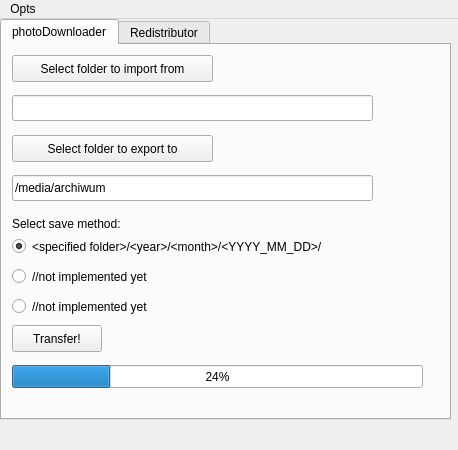
First picture: the form in pdmainwindow.ui, repository sierdzio/spdr, before the edit.
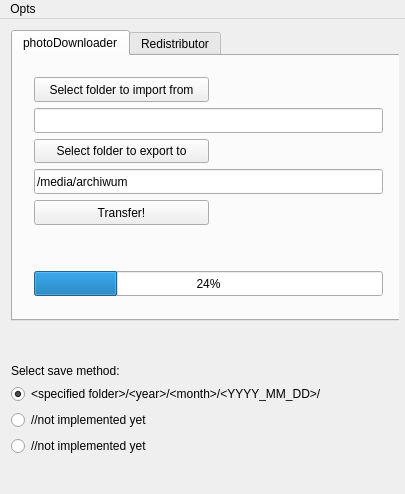
Second picture: the form after the edit. The open tabs and pages were chosen to show the change. Icons and pictures are not drawn.

Patch:
```diff
--- a/pdmainwindow.ui
+++ b/pdmainwindow.ui
@@ -6,16 +6,22 @@
    <rect>
     <x>0</x>
     <y>0</y>
-    <width>458</width>
-    <height>450</height>
+    <width>405</width>
+    <height>494</height>
    </rect>
   </property>
   <property name="sizePolicy">
-   <sizepolicy hsizetype="Fixed" vsizetype="Fixed">
+   <sizepolicy hsizetype="Expanding" vsizetype="Expanding">
     <horstretch>0</horstretch>
     <verstretch>0</verstretch>
    </sizepolicy>
   </property>
+  <property name="minimumSize">
+   <size>
+    <width>405</width>
+    <height>494</height>
+   </size>
+  </property>
   <property name="windowTitle">
    <string/>
   </property>
@@ -23,243 +29,433 @@
    <iconset>
     <normaloff>icons/folder-download.png</normaloff>icons/folder-download.png</iconset>
   </property>
+  <property name="tabShape">
+   <enum>QTabWidget::Rounded</enum>
+  </property>
   <widget class="QWidget" name="centralWidget">
-   <widget class="QTabWidget" name="tabWidget">
+   <widget class="QWidget" name="">
     <property name="geometry">
      <rect>
       <x>0</x>
       <y>0</y>
-      <width>451</width>
-      <height>401</height>
+      <width>399</width>
+      <height>448</height>
      </rect>
     </property>
-    <property name="currentIndex">
-     <number>1</number>
-    </property>
-    <widget class="QWidget" name="tabDownloader">
-     <attribute name="title">
-      <string>photoDownloader</string>
-     </attribute>
-     <widget class="QPushButton" name="pushButtonTransfer">
-      <property name="geometry">
-       <rect>
-        <x>10</x>
-        <y>280</y>
-        <width>90</width>
-        <height>27</height>
-       </rect>
-      </property>
-      <property name="text">
-       <string>Transfer!</string>
-      </property>
-     </widget>
-     <widget class="QLineEdit" name="lineEditExport">
-      <property name="geometry">
-       <rect>
-        <x>10</x>
-        <y>130</y>
-        <width>361</width>
-        <height>26</height>
-       </rect>
-      </property>
-      <property name="text">
-       <string>/media/archiwum</string>
-      </property>
-     </widget>
-     <widget class="QRadioButton" name="radioButton">
-      <property name="geometry">
-       <rect>
-        <x>10</x>
-        <y>190</y>
-        <width>401</width>
-        <height>23</height>
-       </rect>
-      </property>
-      <property name="text">
-       <string>&lt;specified folder&gt;/&lt;year&gt;/&lt;month&gt;/&lt;YYYY_MM_DD&gt;/</string>
-      </property>
-      <property name="checked">
-       <bool>true</bool>
-      </property>
-     </widget>
-     <widget class="QRadioButton" name="radioButton_3">
-      <property name="geometry">
-       <rect>
-        <x>10</x>
-        <y>250</y>
-        <width>431</width>
-        <height>23</height>
-       </rect>
-      </property>
-      <property name="text">
-       <string>//not implemented yet</string>
-      </property>
-     </widget>
-     <widget class="QPushButton" name="pushButtonImport">
-      <property name="geometry">
-       <rect>
-        <x>10</x>
-        <y>10</y>
-        <width>201</width>
-        <height>27</height>
-       </rect>
-      </property>
-      <property name="text">
-       <string>Select folder to import from</string>
-      </property>
-     </widget>
-     <widget class="QRadioButton" name="radioButton_2">
-      <property name="geometry">
-       <rect>
-        <x>10</x>
-        <y>220</y>
-        <width>421</width>
-        <height>23</height>
-       </rect>
-      </property>
-      <property name="text">
-       <string>//not implemented yet</string>
-      </property>
-     </widget>
-     <widget class="QProgressBar" name="progressBar">
-      <property name="geometry">
-       <rect>
-        <x>10</x>
-        <y>320</y>
-        <width>411</width>
-        <height>23</height>
-       </rect>
-      </property>
-      <property name="value">
-       <number>24</number>
-      </property>
-      <property name="invertedAppearance">
-       <bool>false</bool>
-      </property>
-     </widget>
-     <widget class="QLabel" name="labelFormatChoose">
-      <property name="geometry">
-       <rect>
-        <x>10</x>
-        <y>170</y>
-        <width>161</width>
-        <height>18</height>
-       </rect>
-      </property>
-      <property name="text">
-       <string>Select save method:</string>
-      </property>
-     </widget>
-     <widget class="QLineEdit" name="lineEditImport">
-      <property name="geometry">
-       <rect>
-        <x>10</x>
-        <y>50</y>
-        <width>361</width>
-        <height>26</height>
-       </rect>
-      </property>
-     </widget>
-     <widget class="QPushButton" name="pushButtonExport">
-      <property name="geometry">
-       <rect>
-        <x>10</x>
-        <y>90</y>
-        <width>201</width>
-        <height>27</height>
-       </rect>
-      </property>
-      <property name="text">
-       <string>Select folder to export to</string>
-      </property>
-     </widget>
-    </widget>
-    <widget class="QWidget" name="tabRedistributor">
-     <attribute name="title">
-      <string>Redistributor</string>
-     </attribute>
-     <widget class="QPushButton" name="pushButtonFrom">
-      <property name="geometry">
-       <rect>
-        <x>10</x>
-        <y>10</y>
-        <width>221</width>
-        <height>27</height>
-       </rect>
-      </property>
-      <property name="text">
-       <string>Select folder containing photos</string>
-      </property>
-     </widget>
-     <widget class="QPushButton" name="pushButtonTo">
-      <property name="geometry">
-       <rect>
-        <x>10</x>
-        <y>90</y>
-        <width>201</width>
-        <height>27</height>
-       </rect>
-      </property>
-      <property name="text">
-       <string>Select the destination folder</string>
-      </property>
-     </widget>
-     <widget class="QLineEdit" name="lineEditTo">
-      <property name="geometry">
-       <rect>
-        <x>10</x>
-        <y>130</y>
-        <width>361</width>
-        <height>26</height>
-       </rect>
-      </property>
-      <property name="text">
-       <string>/media/STUFF/Zdjęcia prywatne</string>
-      </property>
-     </widget>
-     <widget class="QLineEdit" name="lineEditFrom">
-      <property name="geometry">
-       <rect>
-        <x>10</x>
-        <y>50</y>
-        <width>361</width>
-        <height>26</height>
-       </rect>
-      </property>
-      <property name="text">
-       <string>/media/archiwum</string>
-      </property>
-     </widget>
-     <widget class="QPushButton" name="pushButtonTransferBack">
-      <property name="geometry">
-       <rect>
-        <x>10</x>
-        <y>170</y>
-        <width>90</width>
-        <height>27</height>
-       </rect>
-      </property>
-      <property name="text">
-       <string>Transfer!</string>
-      </property>
-     </widget>
-     <widget class="QProgressBar" name="progressBarRedistributor">
-      <property name="geometry">
-       <rect>
-        <x>10</x>
-        <y>220</y>
-        <width>411</width>
-        <height>23</height>
-       </rect>
-      </property>
-      <property name="value">
-       <number>24</number>
-      </property>
-      <property name="invertedAppearance">
-       <bool>false</bool>
-      </property>
-     </widget>
-    </widget>
+    <layout class="QVBoxLayout" name="mainLayout">
+     <item>
+      <widget class="QTabWidget" name="tabWidget">
+       <property name="sizePolicy">
+        <sizepolicy hsizetype="Expanding" vsizetype="Expanding">
+         <horstretch>0</horstretch>
+         <verstretch>0</verstretch>
+        </sizepolicy>
+       </property>
+       <property name="minimumSize">
+        <size>
+         <width>391</width>
+         <height>291</height>
+        </size>
+       </property>
+       <property name="currentIndex">
+        <number>1</number>
+       </property>
+       <widget class="QWidget" name="tabDownloader">
+        <attribute name="title">
+         <string>photoDownloader</string>
+        </attribute>
+        <widget class="QWidget" name="">
+         <property name="geometry">
+          <rect>
+           <x>10</x>
+           <y>10</y>
+           <width>371</width>
+           <height>241</height>
+          </rect>
+         </property>
+         <layout class="QVBoxLayout" name="downloaderLayout">
+          <item>
+           <layout class="QHBoxLayout" name="horizontalLayout">
+            <item>
+             <widget class="QPushButton" name="pushButtonImport">
+              <property name="sizePolicy">
+               <sizepolicy hsizetype="Expanding" vsizetype="Expanding">
+                <horstretch>0</horstretch>
+                <verstretch>0</verstretch>
+               </sizepolicy>
+              </property>
+              <property name="text">
+               <string>Select folder to import from</string>
+              </property>
+             </widget>
+            </item>
+            <item>
+             <spacer name="horizontalSpacer">
+              <property name="orientation">
+               <enum>Qt::Horizontal</enum>
+              </property>
+              <property name="sizeHint" stdset="0">
+               <size>
+                <width>40</width>
+                <height>20</height>
+               </size>
+              </property>
+             </spacer>
+            </item>
+           </layout>
+          </item>
+          <item>
+           <widget class="QLineEdit" name="lineEditImport">
+            <property name="sizePolicy">
+             <sizepolicy hsizetype="Expanding" vsizetype="Expanding">
+              <horstretch>0</horstretch>
+              <verstretch>0</verstretch>
+             </sizepolicy>
+            </property>
+           </widget>
+          </item>
+          <item>
+           <layout class="QHBoxLayout" name="horizontalLayout_2">
+            <item>
+             <widget class="QPushButton" name="pushButtonExport">
+              <property name="sizePolicy">
+               <sizepolicy hsizetype="Expanding" vsizetype="Expanding">
+                <horstretch>0</horstretch>
+                <verstretch>0</verstretch>
+               </sizepolicy>
+              </property>
+              <property name="text">
+               <string>Select folder to export to</string>
+              </property>
+             </widget>
+            </item>
+            <item>
+             <spacer name="horizontalSpacer_2">
+              <property name="orientation">
+               <enum>Qt::Horizontal</enum>
+              </property>
+              <property name="sizeHint" stdset="0">
+               <size>
+                <width>40</width>
+                <height>20</height>
+               </size>
+              </property>
+             </spacer>
+            </item>
+           </layout>
+          </item>
+          <item>
+           <widget class="QLineEdit" name="lineEditExport">
+            <property name="sizePolicy">
+             <sizepolicy hsizetype="Expanding" vsizetype="Expanding">
+              <horstretch>0</horstretch>
+              <verstretch>0</verstretch>
+             </sizepolicy>
+            </property>
+            <property name="text">
+             <string>/media/archiwum</string>
+            </property>
+           </widget>
+          </item>
+          <item>
+           <layout class="QHBoxLayout" name="horizontalLayout_3">
+            <item>
+             <widget class="QPushButton" name="pushButtonTransfer">
+              <property name="sizePolicy">
+               <sizepolicy hsizetype="Expanding" vsizetype="Expanding">
+                <horstretch>0</horstretch>
+                <verstretch>0</verstretch>
+               </sizepolicy>
+              </property>
+              <property name="text">
+               <string>Transfer!</string>
+              </property>
+             </widget>
+            </item>
+            <item>
+             <spacer name="horizontalSpacer_3">
+              <property name="orientation">
+               <enum>Qt::Horizontal</enum>
+              </property>
+              <property name="sizeHint" stdset="0">
+               <size>
+                <width>40</width>
+                <height>20</height>
+               </size>
+              </property>
+             </spacer>
+            </item>
+           </layout>
+          </item>
+          <item>
+           <spacer name="verticalSpacer">
+            <property name="orientation">
+             <enum>Qt::Vertical</enum>
+            </property>
+            <property name="sizeHint" stdset="0">
+             <size>
+              <width>20</width>
+              <height>40</height>
+             </size>
+            </property>
+           </spacer>
+          </item>
+          <item>
+           <widget class="QProgressBar" name="progressBar">
+            <property name="sizePolicy">
+             <sizepolicy hsizetype="Expanding" vsizetype="Expanding">
+              <horstretch>0</horstretch>
+              <verstretch>0</verstretch>
+             </sizepolicy>
+            </property>
+            <property name="value">
+             <number>24</number>
+            </property>
+            <property name="invertedAppearance">
+             <bool>false</bool>
+            </property>
+           </widget>
+          </item>
+         </layout>
+        </widget>
+       </widget>
+       <widget class="QWidget" name="tabRedistributor">
+        <attribute name="title">
+         <string>Redistributor</string>
+        </attribute>
+        <widget class="QWidget" name="">
+         <property name="geometry">
+          <rect>
+           <x>10</x>
+           <y>10</y>
+           <width>371</width>
+           <height>244</height>
+          </rect>
+         </property>
+         <layout class="QVBoxLayout" name="redistributorLayout">
+          <item>
+           <layout class="QHBoxLayout" name="horizontalLayout_4">
+            <item>
+             <widget class="QPushButton" name="pushButtonFrom">
+              <property name="sizePolicy">
+               <sizepolicy hsizetype="Minimum" vsizetype="Expanding">
+                <horstretch>0</horstretch>
+                <verstretch>0</verstretch>
+               </sizepolicy>
+              </property>
+              <property name="text">
+               <string>Select folder containing photos</string>
+              </property>
+             </widget>
+            </item>
+            <item>
+             <spacer name="horizontalSpacer_4">
+              <property name="orientation">
+               <enum>Qt::Horizontal</enum>
+              </property>
+              <property name="sizeHint" stdset="0">
+               <size>
+                <width>40</width>
+                <height>20</height>
+               </size>
+              </property>
+             </spacer>
+            </item>
+           </layout>
+          </item>
+          <item>
+           <widget class="QLineEdit" name="lineEditFrom">
+            <property name="sizePolicy">
+             <sizepolicy hsizetype="Expanding" vsizetype="Expanding">
+              <horstretch>0</horstretch>
+              <verstretch>0</verstretch>
+             </sizepolicy>
+            </property>
+            <property name="text">
+             <string>/media/archiwum</string>
+            </property>
+           </widget>
+          </item>
+          <item>
+           <layout class="QHBoxLayout" name="horizontalLayout_5">
+            <item>
+             <widget class="QPushButton" name="pushButtonTo">
+              <property name="sizePolicy">
+               <sizepolicy hsizetype="Minimum" vsizetype="Expanding">
+                <horstretch>0</horstretch>
+                <verstretch>0</verstretch>
+               </sizepolicy>
+              </property>
+              <property name="text">
+               <string>Select the destination folder</string>
+              </property>
+             </widget>
+            </item>
+            <item>
+             <spacer name="horizontalSpacer_5">
+              <property name="orientation">
+               <enum>Qt::Horizontal</enum>
+              </property>
+              <property name="sizeHint" stdset="0">
+               <size>
+                <width>40</width>
+                <height>20</height>
+               </size>
+              </property>
+             </spacer>
+            </item>
+           </layout>
+          </item>
+          <item>
+           <widget class="QLineEdit" name="lineEditTo">
+            <property name="sizePolicy">
+             <sizepolicy hsizetype="Expanding" vsizetype="Expanding">
+              <horstretch>0</horstretch>
+              <verstretch>0</verstretch>
+             </sizepolicy>
+            </property>
+            <property name="text">
+             <string>/media/STUFF/Zdjęcia prywatne</string>
+            </property>
+           </widget>
+          </item>
+          <item>
+           <layout class="QHBoxLayout" name="horizontalLayout_6">
+            <item>
+             <widget class="QPushButton" name="pushButtonTransferBack">
+              <property name="sizePolicy">
+               <sizepolicy hsizetype="Minimum" vsizetype="Expanding">
+                <horstretch>0</horstretch>
+                <verstretch>0</verstretch>
+               </sizepolicy>
+              </property>
+              <property name="text">
+               <string>Transfer!</string>
+              </property>
+             </widget>
+            </item>
+            <item>
+             <spacer name="horizontalSpacer_6">
+              <property name="orientation">
+               <enum>Qt::Horizontal</enum>
+              </property>
+              <property name="sizeHint" stdset="0">
+               <size>
+                <width>40</width>
+                <height>20</height>
+               </size>
+              </property>
+             </spacer>
+            </item>
+           </layout>
+          </item>
+          <item>
+           <spacer name="verticalSpacer_2">
+            <property name="orientation">
+             <enum>Qt::Vertical</enum>
+            </property>
+            <property name="sizeHint" stdset="0">
+             <size>
+              <width>20</width>
+              <height>40</height>
+             </size>
+            </property>
+           </spacer>
+          </item>
+          <item>
+           <widget class="QProgressBar" name="progressBarRedistributor">
+            <property name="sizePolicy">
+             <sizepolicy hsizetype="Expanding" vsizetype="Expanding">
+              <horstretch>0</horstretch>
+              <verstretch>0</verstretch>
+             </sizepolicy>
+            </property>
+            <property name="value">
+             <number>24</number>
+            </property>
+            <property name="invertedAppearance">
+             <bool>false</bool>
+            </property>
+           </widget>
+          </item>
+         </layout>
+        </widget>
+       </widget>
+      </widget>
+     </item>
+     <item>
+      <spacer name="verticalSpacer_3">
+       <property name="orientation">
+        <enum>Qt::Vertical</enum>
+       </property>
+       <property name="sizeHint" stdset="0">
+        <size>
+         <width>20</width>
+         <height>40</height>
+        </size>
+       </property>
+      </spacer>
+     </item>
+     <item>
+      <layout class="QVBoxLayout" name="verticalLayout">
+       <item>
+        <widget class="QLabel" name="labelFormatChoose">
+         <property name="sizePolicy">
+          <sizepolicy hsizetype="Expanding" vsizetype="Expanding">
+           <horstretch>0</horstretch>
+           <verstretch>0</verstretch>
+          </sizepolicy>
+         </property>
+         <property name="text">
+          <string>Select save method:</string>
+         </property>
+        </widget>
+       </item>
+       <item>
+        <widget class="QRadioButton" name="radioButton">
+         <property name="sizePolicy">
+          <sizepolicy hsizetype="Expanding" vsizetype="Expanding">
+           <horstretch>0</horstretch>
+           <verstretch>0</verstretch>
+          </sizepolicy>
+         </property>
+         <property name="text">
+          <string>&lt;specified folder&gt;/&lt;year&gt;/&lt;month&gt;/&lt;YYYY_MM_DD&gt;/</string>
+         </property>
+         <property name="checked">
+          <bool>true</bool>
+         </property>
+        </widget>
+       </item>
+       <item>
+        <widget class="QRadioButton" name="radioButton_2">
+         <property name="sizePolicy">
+          <sizepolicy hsizetype="Expanding" vsizetype="Expanding">
+           <horstretch>0</horstretch>
+           <verstretch>0</verstretch>
+          </sizepolicy>
+         </property>
+         <property name="text">
+          <string>//not implemented yet</string>
+         </property>
+        </widget>
+       </item>
+       <item>
+        <widget class="QRadioButton" name="radioButton_3">
+         <property name="sizePolicy">
+          <sizepolicy hsizetype="Expanding" vsizetype="Expanding">
+           <horstretch>0</horstretch>
+           <verstretch>0</verstretch>
+          </sizepolicy>
+         </property>
+         <property name="text">
+          <string>//not implemented yet</string>
+         </property>
+        </widget>
+       </item>
+      </layout>
+     </item>
+    </layout>
    </widget>
   </widget>
   <widget class="QMenuBar" name="menuBar">
@@ -267,7 +463,7 @@
     <rect>
      <x>0</x>
      <y>0</y>
-     <width>458</width>
+     <width>405</width>
      <height>23</height>
     </rect>
    </property>
```
Left out of the diff: 16 changed lines with no effect on the pictures.
